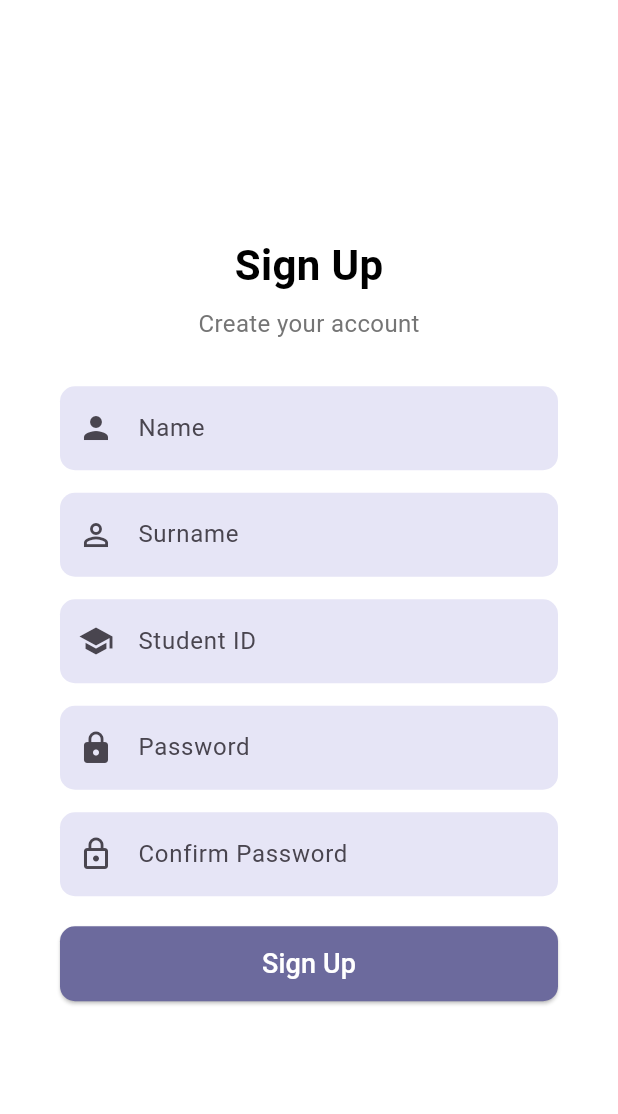
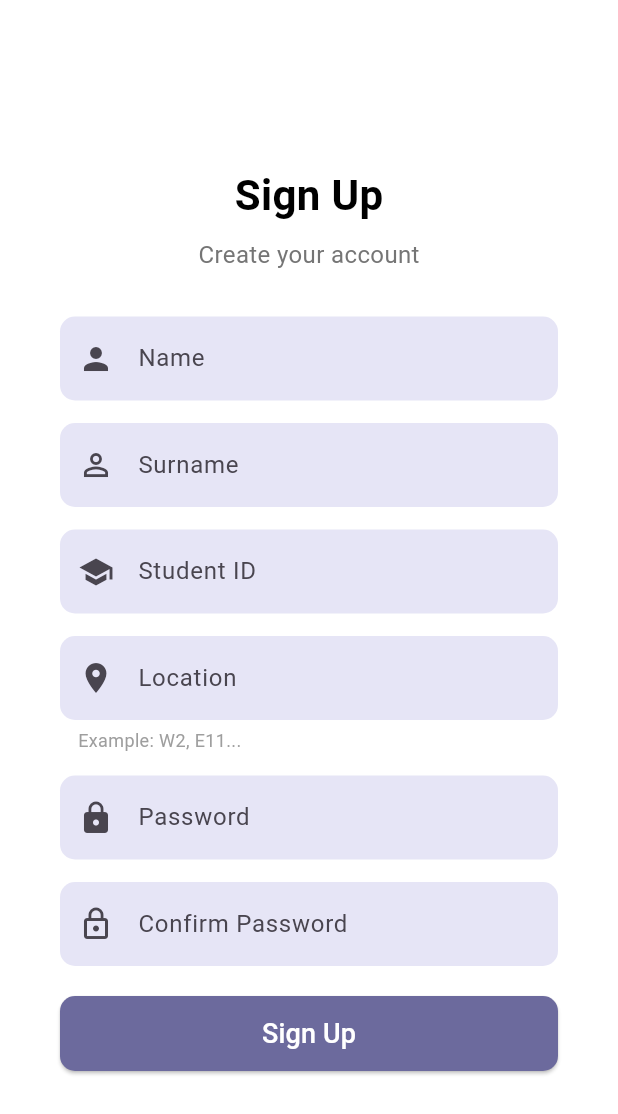
Before and after one commit to marticodes/DropApp, a Flutter app: the screen it shows after launch, after a tap on "Sign Up", on a phone screen of 412 x 824 dp. Shown: the top 1114 px of the screen. Run offline on Flutter 3.47's test engine with Material 3 defaults, Android fonts, the light colour scheme and no system bars; our stand-ins replace flutter_speed_dial.

Commit message:
changed the UI of these

```diff
--- a/Drop_App_FrontEnd/lib/main.dart
+++ b/Drop_App_FrontEnd/lib/main.dart
@@ -57,7 +57,7 @@ class WelcomeScreen extends StatelessWidget {
               ),
             ),
             Text(
-              'Share and Donate CHANGE',
+              'Share and Donate between students',
               textAlign: TextAlign.center,
               style: TextStyle(
                 fontSize: 16,
--- a/Drop_App_FrontEnd/lib/pages/sign_up.dart
+++ b/Drop_App_FrontEnd/lib/pages/sign_up.dart
@@ -12,6 +12,7 @@ class _SignUpPageState extends State<SignUpPage> {
   final TextEditingController nameController = TextEditingController();
   final TextEditingController surnameController = TextEditingController();
   final TextEditingController studentIdController = TextEditingController();
+  final TextEditingController locationController = TextEditingController();
   final TextEditingController passwordController = TextEditingController();
   final TextEditingController confirmPasswordController = TextEditingController();
 
@@ -86,7 +87,7 @@ class _SignUpPageState extends State<SignUpPage> {
                   },
                 ),
                 SizedBox(height: 15),
-                // Student ID TextFormField with validation for exact length and starting with 2
+                // Student ID TextFormField with validation
                 TextFormField(
                   controller: studentIdController,
                   decoration: InputDecoration(
@@ -109,6 +110,37 @@ class _SignUpPageState extends State<SignUpPage> {
                     }
                     return null;
                   },
+                ),
+                SizedBox(height: 15),
+                // Location TextFormField with example text
+                TextFormField(
+                  controller: locationController,
+                  decoration: InputDecoration(
+                    prefixIcon: Icon(Icons.location_on),
+                    hintText: 'Location',
+                    filled: true,
+                    fillColor: const Color.fromARGB(255, 230, 229, 246),
+                    border: OutlineInputBorder(
+                      borderRadius: BorderRadius.circular(10),
+                      borderSide: BorderSide.none,
+                    ),
+                  ),
+                  validator: (value) {
+                    if (value == null || value.isEmpty) {
+                      return 'Please enter your location';
+                    }
+                    return null;
+                  },
+                ),
+                Align(
+                  alignment: Alignment.centerLeft,
+                  child: Padding(
+                    padding: const EdgeInsets.only(left: 12.0, top: 5.0),
+                    child: Text(
+                      'Example: W2, E11...',
+                      style: TextStyle(color: Colors.grey, fontSize: 12),
+                    ),
+                  ),
                 ),
                 SizedBox(height: 15),
                 // Password TextFormField with validation
```
Also changed, not shown: Drop_App_FrontEnd/lib/components/user_review_name_row.dart (+26 -2 lines), Drop_App_FrontEnd/lib/tabs/profile.dart (+22 -6 lines).
